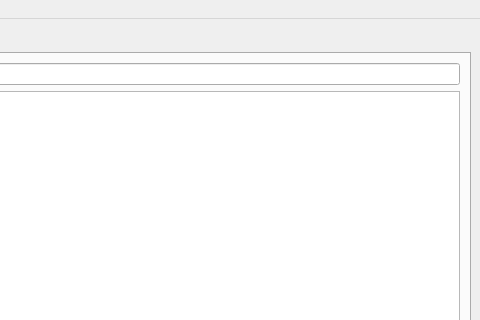
This is src/ui/mainwindow.ui in crondonb890517/contro-qt6 as Qt 5 draws it before an edit; both pictures show x 544 to 1024 and y 0 to 320 of the 1024 by 768 pixel window. The edited form follows.
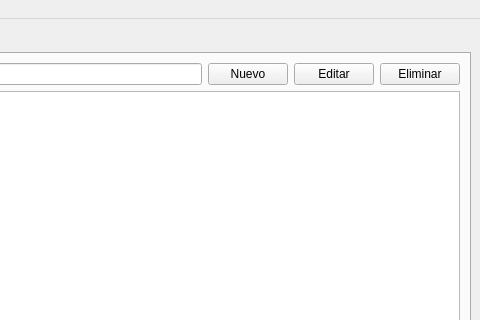
This is the edited form. The open tabs and pages were chosen to show the change. Icons and pictures are not drawn.

Commit message: Add CRUD buttons to Entities tab with full functionality

```diff
--- a/src/ui/mainwindow.ui
+++ b/src/ui/mainwindow.ui
@@ -99,6 +99,36 @@
             </property>
            </widget>
           </item>
+          <item>
+           <widget class="QPushButton" name="pushButtonNuevaEntidad">
+            <property name="text">
+             <string>Nuevo</string>
+            </property>
+            <property name="icon">
+             <iconset theme="document-new"/>
+            </property>
+           </widget>
+          </item>
+          <item>
+           <widget class="QPushButton" name="pushButtonEditarEntidad">
+            <property name="text">
+             <string>Editar</string>
+            </property>
+            <property name="icon">
+             <iconset theme="document-edit"/>
+            </property>
+           </widget>
+          </item>
+          <item>
+           <widget class="QPushButton" name="pushButtonEliminarEntidad">
+            <property name="text">
+             <string>Eliminar</string>
+            </property>
+            <property name="icon">
+             <iconset theme="edit-delete"/>
+            </property>
+           </widget>
+          </item>
          </layout>
         </item>
         <item>
```
The commit also changes 3 other files.
